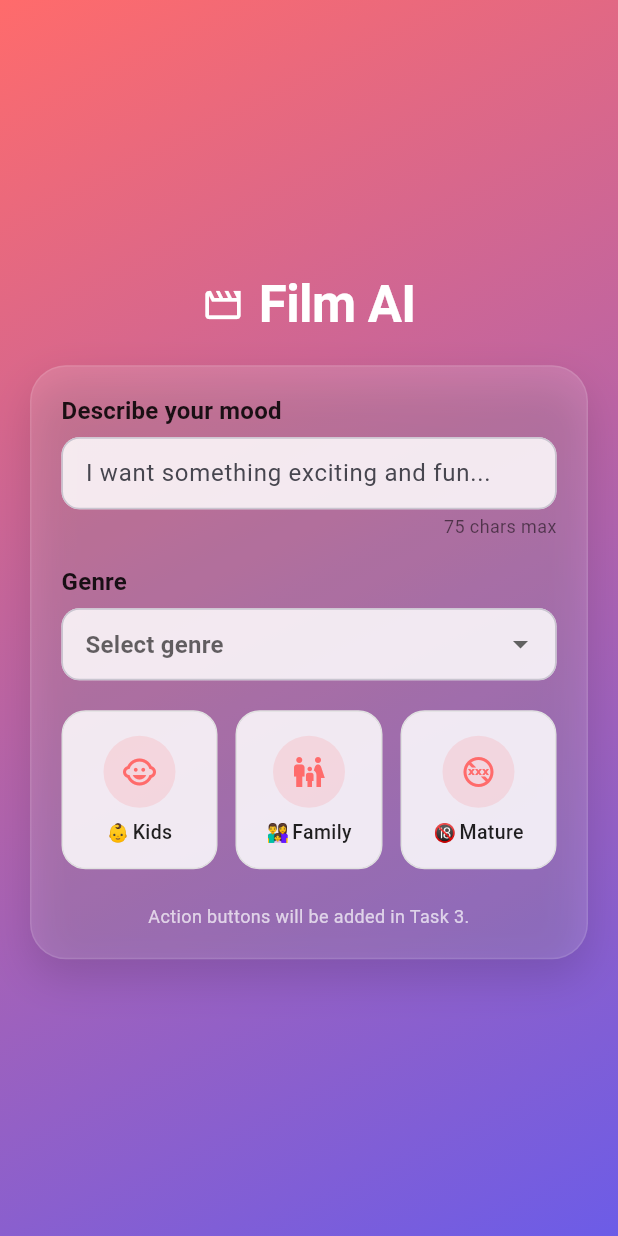
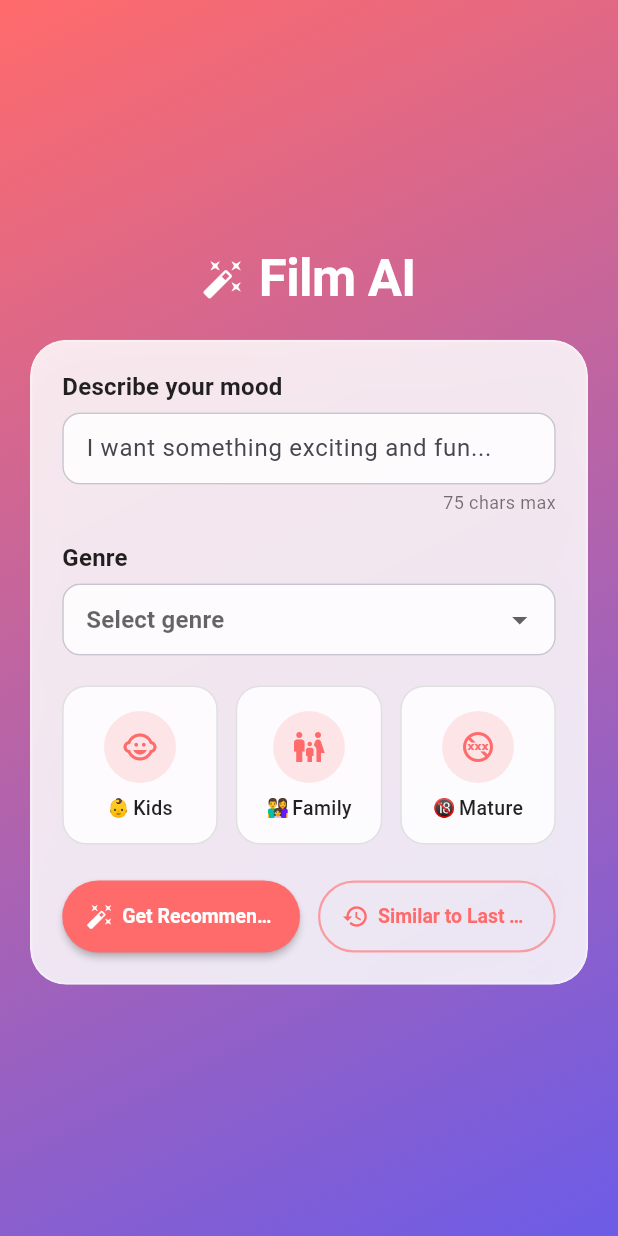
Before and after one commit to dev3019/film_ai, a Flutter app: the screen it shows after launch, on a phone screen of 412 x 824 dp. Run offline on Flutter 3.47's test engine with Material 3 defaults, Android fonts, the phone set to English and light mode, and no system bars.

Commit message:
feat(input): add Task 3 & 4 - frosted card, action buttons, final assembly
Task 3:
- Add FrostedCard widget with backdrop blur and glass-like styling
- Add ActionButtons with primary (Get Recommendations) and secondary
  (Similar to Last Time) buttons matching the design

Task 4:
- Integrate FrostedCard and ActionButtons into InputPage
- Update header icon to magic wand per design reference
- Wire placeholder handlers for future orchestrator integration

```diff
--- a/lib/features/input/input_page.dart
+++ b/lib/features/input/input_page.dart
@@ -1,13 +1,19 @@
 import 'package:flutter/material.dart';
 
 import '../../core/theme/app_colors.dart';
+import '../../shared/widgets/frosted_card.dart';
+import 'widgets/action_buttons.dart';
 import 'widgets/age_selector.dart';
 import 'widgets/genre_dropdown.dart';
 import 'widgets/mood_text_field.dart';
 
-/// Task 1 scope: gradient background + header scaffold.
-/// Task 2: Form controls (mood, genre, age) integrated.
-/// Task 3/4 will add frosted card container and action buttons.
+/// The main input page for Film AI.
+///
+/// Displays a gradient background with a frosted glass card containing:
+/// - Mood text input
+/// - Genre dropdown selector
+/// - Age suitability tiles
+/// - Action buttons for recommendations
 class InputPage extends StatefulWidget {
   const InputPage({super.key});
 
@@ -16,11 +22,19 @@ class InputPage extends StatefulWidget {
 }
 
 class _InputPageState extends State<InputPage> {
-  // Form state - will be used in Task 4 for form submission
-  // ignore: unused_field
   String _mood = '';
   Genre? _selectedGenre;
   AgeCategory? _selectedAge;
+
+  void _handleGetRecommendations() {
+    // TODO: Wire to orchestrator in future phase
+    debugPrint('Get Recommendations: mood=$_mood, genre=$_selectedGenre, age=$_selectedAge');
+  }
+
+  void _handleSimilarToLastTime() {
+    // TODO: Wire to local history in future phase
+    debugPrint('Similar to Last Time requested');
+  }
 
   @override
   Widget build(BuildContext context) {
@@ -36,55 +50,31 @@ class _InputPageState extends State<InputPage> {
                 child: Column(
                   mainAxisSize: MainAxisSize.min,
                   children: [
-                    _Header(),
+                    const _Header(),
                     const SizedBox(height: 22),
-                    // Placeholder container (NOT frosted yet). Task 3 will replace
-                    // this with a reusable frosted glass card.
-                    Container(
-                      width: double.infinity,
-                      padding: const EdgeInsets.all(20),
-                      decoration: BoxDecoration(
-                        color: Colors.white.withValues(alpha: 0.14),
-                        borderRadius: BorderRadius.circular(24),
-                        border: Border.all(color: AppColors.border),
-                        boxShadow: const [
-                          BoxShadow(
-                            color: Color(0x22000000),
-                            blurRadius: 24,
-                            offset: Offset(0, 12),
-                          ),
-                        ],
-                      ),
+                    FrostedCard(
                       child: Column(
                         crossAxisAlignment: CrossAxisAlignment.stretch,
                         children: [
-                          // Mood text field
                           MoodTextField(
                             onChanged: (value) => setState(() => _mood = value),
                           ),
                           const SizedBox(height: 20),
-                          // Genre dropdown
                           GenreDropdown(
                             initialValue: _selectedGenre,
                             onChanged: (genre) =>
                                 setState(() => _selectedGenre = genre),
                           ),
                           const SizedBox(height: 20),
-                          // Age selector tiles
                           AgeSelector(
                             value: _selectedAge,
                             onChanged: (age) =>
                                 setState(() => _selectedAge = age),
                           ),
                           const SizedBox(height: 24),
-                          // Placeholder for action buttons (Task 3)
-                          Text(
-                            'Action buttons will be added in Task 3.',
-                            textAlign: TextAlign.center,
-                            style: TextStyle(
-                              color: Colors.white.withValues(alpha: 0.7),
-                              fontSize: 12,
-                            ),
+                          ActionButtons(
+                            onGetRecommendations: _handleGetRecommendations,
+                            onSimilarToLastTime: _handleSimilarToLastTime,
                           ),
                         ],
                       ),
@@ -101,22 +91,24 @@ class _InputPageState extends State<InputPage> {
 }
 
 class _Header extends StatelessWidget {
+  const _Header();
+
   @override
   Widget build(BuildContext context) {
     return Row(
       mainAxisAlignment: MainAxisAlignment.center,
       children: [
         const Icon(
-          Icons.movie_creation_outlined, // clapboard-like icon
+          Icons.auto_fix_high, // magic wand icon matching the design
           color: Colors.white,
           size: 28,
         ),
         const SizedBox(width: 10),
         Text(
           'Film AI',
-          style: Theme.of(
-            context,
-          ).textTheme.headlineLarge?.copyWith(color: Colors.white),
+          style: Theme.of(context).textTheme.headlineLarge?.copyWith(
+                color: Colors.white,
+              ),
         ),
       ],
     );
--- /dev/null
+++ b/lib/features/input/widgets/action_buttons.dart
@@ -0,0 +1,138 @@
+import 'package:flutter/material.dart';
+
+import '../../../core/theme/app_colors.dart';
+
+/// Action buttons for the input page.
+///
+/// Contains a primary "Get Recommendations" button and a secondary
+/// "Similar to Last Time" button, styled per the design.
+class ActionButtons extends StatelessWidget {
+  const ActionButtons({
+    super.key,
+    this.onGetRecommendations,
+    this.onSimilarToLastTime,
+  });
+
+  /// Callback when "Get Recommendations" is tapped.
+  final VoidCallback? onGetRecommendations;
+
+  /// Callback when "Similar to Last Time" is tapped.
+  final VoidCallback? onSimilarToLastTime;
+
+  @override
+  Widget build(BuildContext context) {
+    return Row(
+      children: [
+        // Primary button - Get Recommendations
+        Expanded(
+          child: _PrimaryButton(
+            label: 'Get Recommendations',
+            icon: Icons.auto_fix_high,
+            onPressed: onGetRecommendations,
+          ),
+        ),
+        const SizedBox(width: 12),
+        // Secondary button - Similar to Last Time
+        Expanded(
+          child: _SecondaryButton(
+            label: 'Similar to Last Time',
+            icon: Icons.history,
+            onPressed: onSimilarToLastTime,
+          ),
+        ),
+      ],
+    );
+  }
+}
+
+class _PrimaryButton extends StatelessWidget {
+  const _PrimaryButton({
+    required this.label,
+    required this.icon,
+    this.onPressed,
+  });
+
+  final String label;
+  final IconData icon;
+  final VoidCallback? onPressed;
+
+  @override
+  Widget build(BuildContext context) {
+    return ElevatedButton(
+      onPressed: onPressed,
+      style: ElevatedButton.styleFrom(
+        backgroundColor: AppColors.coral,
+        foregroundColor: Colors.white,
+        padding: const EdgeInsets.symmetric(vertical: 14, horizontal: 16),
+        shape: RoundedRectangleBorder(
+          borderRadius: BorderRadius.circular(28),
+        ),
+        elevation: 2,
+      ),
+      child: Row(
+        mainAxisAlignment: MainAxisAlignment.center,
+        children: [
+          Icon(icon, size: 18),
+          const SizedBox(width: 6),
+          Flexible(
+            child: Text(
+              label,
+              style: const TextStyle(
+                fontSize: 13,
+                fontWeight: FontWeight.w600,
+              ),
+              overflow: TextOverflow.ellipsis,
+            ),
+          ),
+        ],
+      ),
+    );
+  }
+}
+
+class _SecondaryButton extends StatelessWidget {
+  const _SecondaryButton({
+    required this.label,
+    required this.icon,
+    this.onPressed,
+  });
+
+  final String label;
+  final IconData icon;
+  final VoidCallback? onPressed;
+
+  @override
+  Widget build(BuildContext context) {
+    return OutlinedButton(
+      onPressed: onPressed,
+      style: OutlinedButton.styleFrom(
+        foregroundColor: AppColors.coral,
+        padding: const EdgeInsets.symmetric(vertical: 14, horizontal: 16),
+        shape: RoundedRectangleBorder(
+          borderRadius: BorderRadius.circular(28),
+        ),
+        side: BorderSide(
+          color: AppColors.coral.withValues(alpha: 0.6),
+          width: 1.5,
+        ),
+      ),
+      child: Row(
+        mainAxisAlignment: MainAxisAlignment.center,
+        children: [
+          Icon(icon, size: 18),
+          const SizedBox(width: 6),
+          Flexible(
+            child: Text(
+              label,
+              style: const TextStyle(
+                fontSize: 13,
+                fontWeight: FontWeight.w600,
+              ),
+              overflow: TextOverflow.ellipsis,
+            ),
+          ),
+        ],
+      ),
+    );
+  }
+}
--- /dev/null
+++ b/lib/shared/widgets/frosted_card.dart
@@ -0,0 +1,60 @@
+import 'dart:ui';
+
+import 'package:flutter/material.dart';
+
+/// A reusable frosted glass card container.
+///
+/// Uses backdrop blur and semi-transparent background to create
+/// a glass-like appearance over gradient backgrounds.
+class FrostedCard extends StatelessWidget {
+  const FrostedCard({
+    super.key,
+    required this.child,
+    this.padding = const EdgeInsets.all(20),
+    this.borderRadius = 24.0,
+    this.blurSigma = 16.0,
+  });
+
+  /// The content to display inside the card.
+  final Widget child;
+
+  /// Padding inside the card. Defaults to 20 on all sides.
+  final EdgeInsetsGeometry padding;
+
+  /// Border radius of the card. Defaults to 24.
+  final double borderRadius;
+
+  /// Blur intensity. Defaults to 16.
+  final double blurSigma;
+
+  @override
+  Widget build(BuildContext context) {
+    return ClipRRect(
+      borderRadius: BorderRadius.circular(borderRadius),
+      child: BackdropFilter(
+        filter: ImageFilter.blur(sigmaX: blurSigma, sigmaY: blurSigma),
+        child: Container(
+          width: double.infinity,
+          padding: padding,
+          decoration: BoxDecoration(
+            // Semi-transparent white for frosted effect
+            color: Colors.white.withValues(alpha: 0.85),
+            borderRadius: BorderRadius.circular(borderRadius),
+            border: Border.all(
+              color: Colors.white.withValues(alpha: 0.3),
+              width: 1.5,
+            ),
+            boxShadow: [
+              BoxShadow(
+                color: Colors.black.withValues(alpha: 0.1),
+                blurRadius: 24,
+                offset: const Offset(0, 12),
+              ),
+            ],
+          ),
+          child: child,
+        ),
+      ),
+    );
+  }
+}
```
